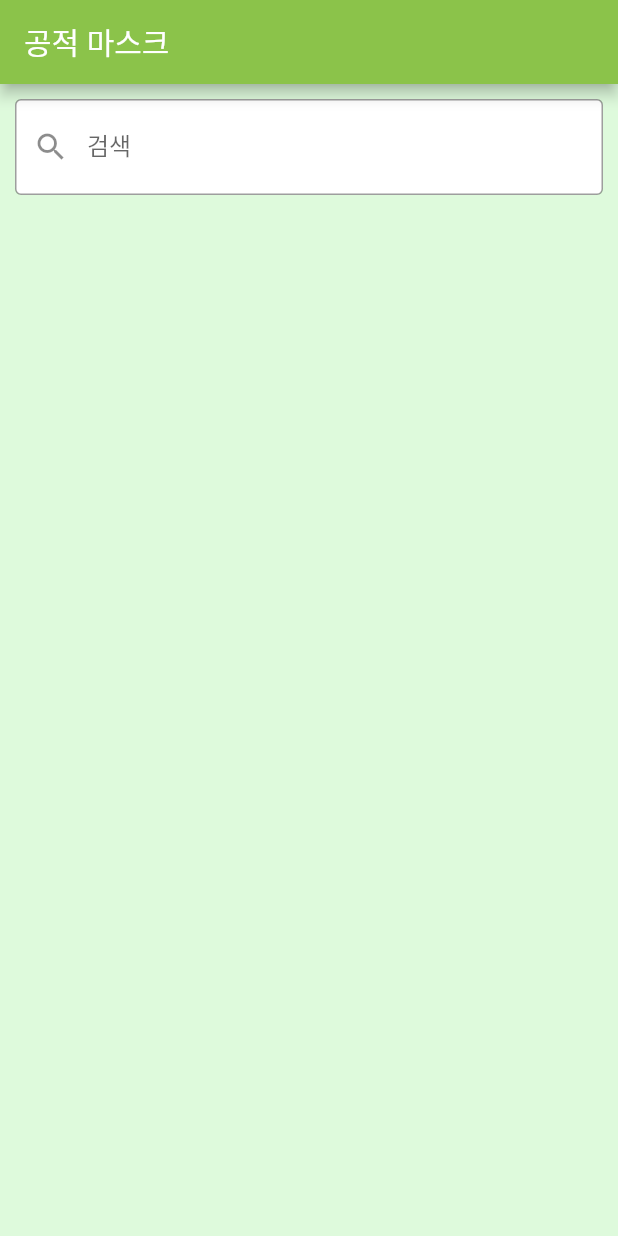
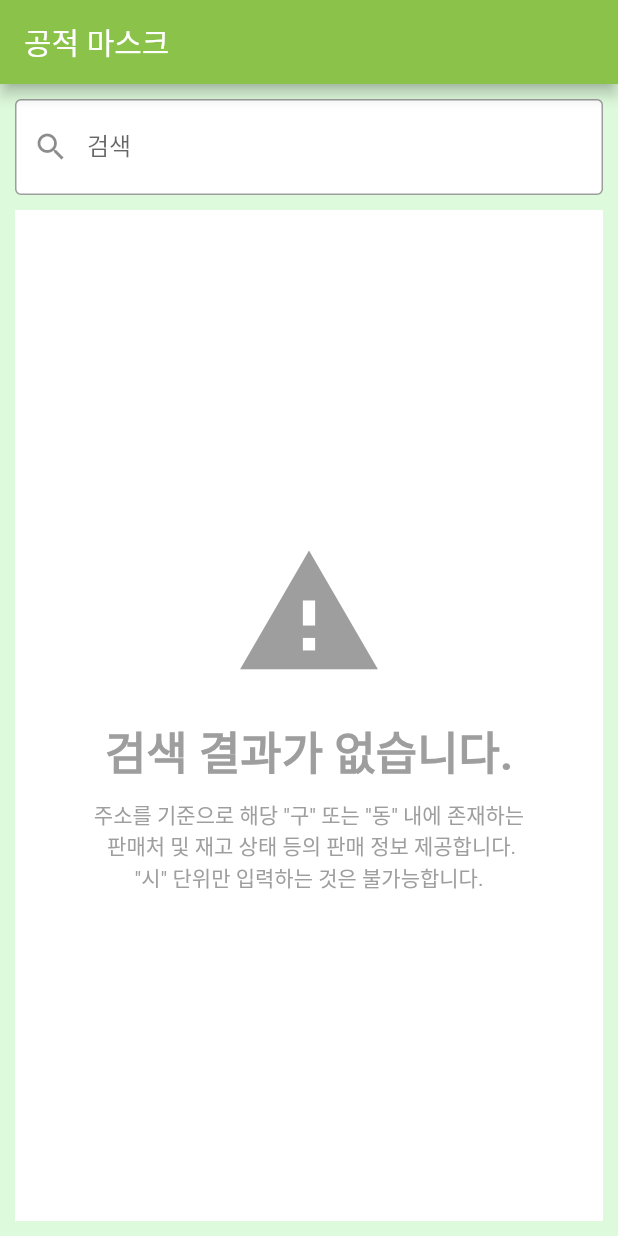
Before and after one commit to rekafekili/MobileProgramming, a Flutter app: the screen it shows after launch, on a phone screen of 412 x 824 dp. Run offline on Flutter 3.47's test engine with Material 2 defaults, Android fonts, the phone set to English and light mode, and no system bars.

Commit message:
Flutter : Upgrade UI

```diff
--- a/flutter_mask/lib/page/store_list_page.dart
+++ b/flutter_mask/lib/page/store_list_page.dart
@@ -1,6 +1,7 @@
 import 'package:flutter/material.dart';
 import 'package:fluttermask/viewmodel/store_view_model.dart';
 import 'package:fluttermask/widget/area_dropdown.dart';
+import 'package:fluttermask/widget/common_widgets.dart';
 import 'package:fluttermask/widget/store_list.dart';
 import 'package:fluttermask/widget/store_search.dart';
 
@@ -19,7 +20,7 @@ class _StoreListPageState extends State<StoreListPage> {
     final viewModel = Provider.of<StoreListViewModel>(context);
     return Scaffold(
       appBar: AppBar(
-        title: Text('공적 마스크'),
+        title: viewModel.stores.isEmpty ? Text('공적 마스크') : Text('공적 마스크 판매처 : ${viewModel.stores.length}개'),
         backgroundColor: Colors.lightGreen,
       ),
       body: Container(
@@ -28,9 +29,16 @@ class _StoreListPageState extends State<StoreListPage> {
         child: Column(
           children: <Widget>[
             StoreSearch(controller: _controller, viewModel: viewModel),
-            Expanded(
-              child: StoreList(stores: viewModel.stores),
-            )
+            SizedBox(
+              height: 10,
+            ),
+            viewModel.isLoading
+                ? LoadingWidget()
+                : viewModel.stores.isEmpty
+                    ? NoResultTextWidget()
+                    : Expanded(
+                        child: StoreList(stores: viewModel.stores),
+                      )
           ],
         ),
       ),
--- /dev/null
+++ b/flutter_mask/lib/widget/common_widgets.dart
@@ -0,0 +1,56 @@
+import 'dart:typed_data';
+
+import 'package:flutter/material.dart';
+
+class LoadingWidget extends StatelessWidget {
+  @override
+  Widget build(BuildContext context) {
+    return Expanded(
+        child: Container(
+            decoration: BoxDecoration(color: Colors.white),
+            constraints: BoxConstraints.expand(),
+            child: Column(
+              mainAxisAlignment: MainAxisAlignment.center,
+              children: <Widget>[
+                Text('정보를 가져오는 중'),
+                CircularProgressIndicator(),
+              ],
+            )));
+  }
+}
+
+class NoResultTextWidget extends StatelessWidget {
+  @override
+  Widget build(BuildContext context) {
+    return Expanded(
+      child: Container(
+        constraints: BoxConstraints.expand(),
+        decoration: BoxDecoration(color: Colors.white),
+        child: Column(
+          mainAxisAlignment: MainAxisAlignment.center,
+          children: <Widget>[
+            Icon(
+              Icons.report_problem,
+              size: 100.0,
+              color: Colors.grey,
+            ),
+            SizedBox(height: 20),
+            Text(
+              '검색 결과가 없습니다.',
+              style: TextStyle(
+                  fontSize: 30,
+                  fontWeight: FontWeight.bold,
+                  color: Colors.grey),
+            ),
+            SizedBox(height: 10),
+            Text(
+              '주소를 기준으로 해당 "구" 또는 "동" 내에 존재하는\n 판매처 및 재고 상태 등의 판매 정보 제공합니다.\n"시" 단위만 입력하는 것은 불가능합니다.',
+              textAlign: TextAlign.center,
+              style: TextStyle(color: Colors.grey),
+            )
+          ],
+        ),
+      ),
+    );
+  }
+}
```
Also changed, not shown: flutter_mask/lib/main.dart (+0 -11 lines), flutter_mask/lib/viewmodel/store_view_model.dart (+6 -1 lines), flutter_mask/lib/widget/store_list.dart (+28 -4 lines).
